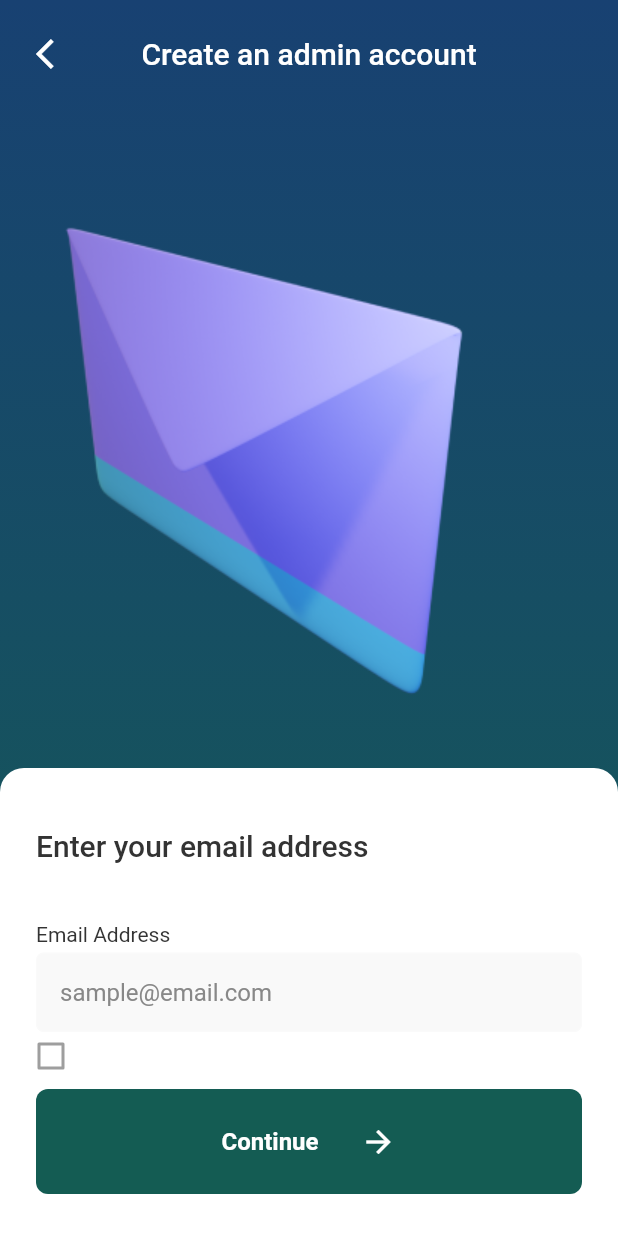
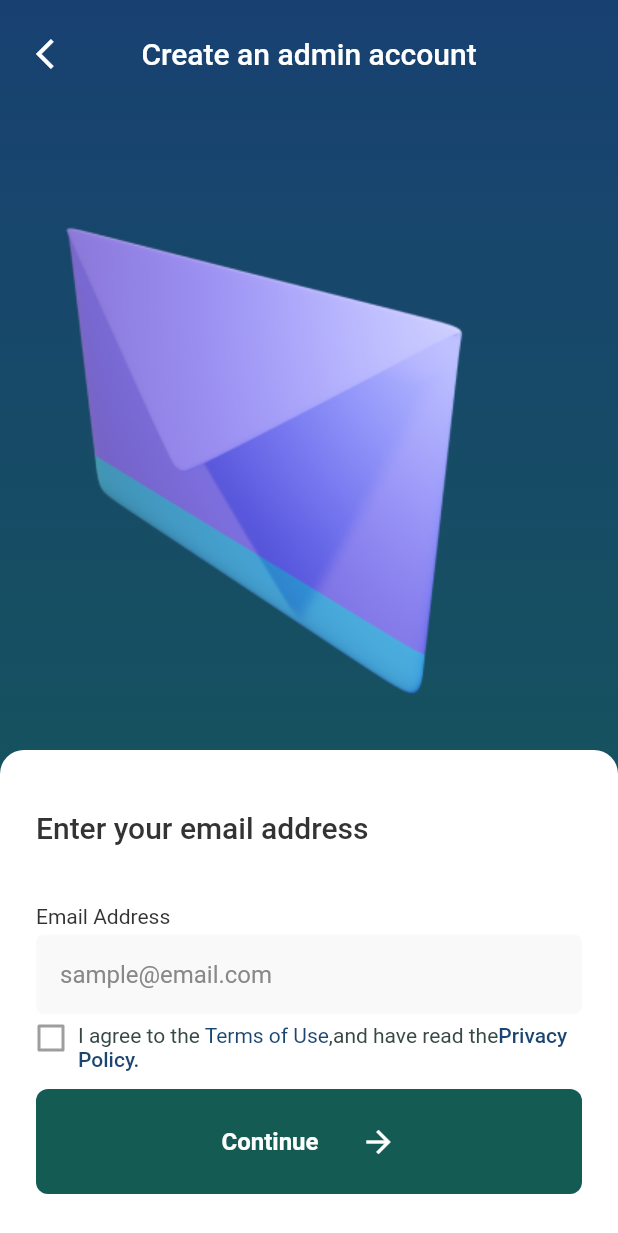
Before and after one commit to iykeprince/mgt-inventory-flutter, a Flutter app: the CreateAdminView screen opened by its route, on a phone screen of 412 x 824 dp. Shown: the top 1233 px of the screen. Run offline on Flutter 3.47's test engine with Material 2 defaults, Android fonts, the phone set to English and light mode, and no system bars; our stand-ins replace dio, flutter_svg, logger, shared_preferences, stacked, stacked_core and 1 more; accounts and stored records are empty; Roboto replaces fonts that are missing (U8).

Commit message:
added new strings to appstrings

```diff
--- a/pos_mobile_ui_package/lib/utils/string_manager.dart
+++ b/pos_mobile_ui_package/lib/utils/string_manager.dart
@@ -33,6 +33,14 @@ class AppString {
   static const String otpCodeText = "OTP Code";
   static const String otpCodeExpireText =
       "The code will expire in 5 minutes...";
+  static const String iAgreeText = "I agree to the ";
+  static const String termsAndUseText = "Terms of Use";
+  static const String haveReadText = ",and have read the";
+  static const String privacyPolicyText = "Privacy Policy.";
   static const String verifyCodeText = "Verify Code";
   static const String changeEmailAddressText = "Change email address";
+  static const String successEmailVerficationText =
+      "Email Verified Successfully!";
+  static const String successEmailVerficationCaption =
+      "Your email has been successfully verified. You can now proceed to the final steps of your account creation.";
 }
```
